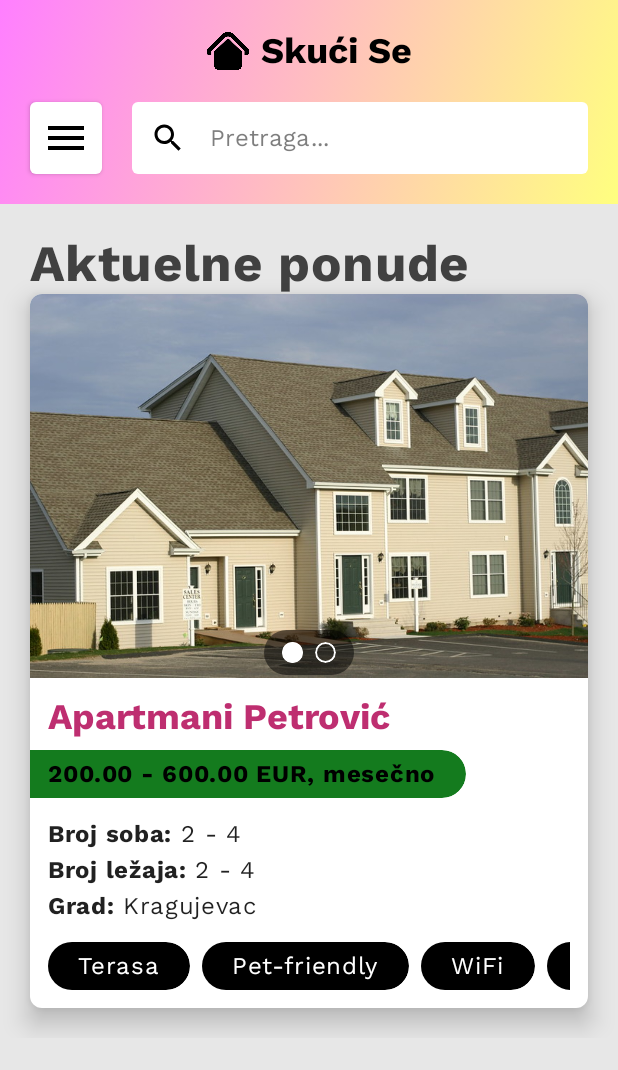
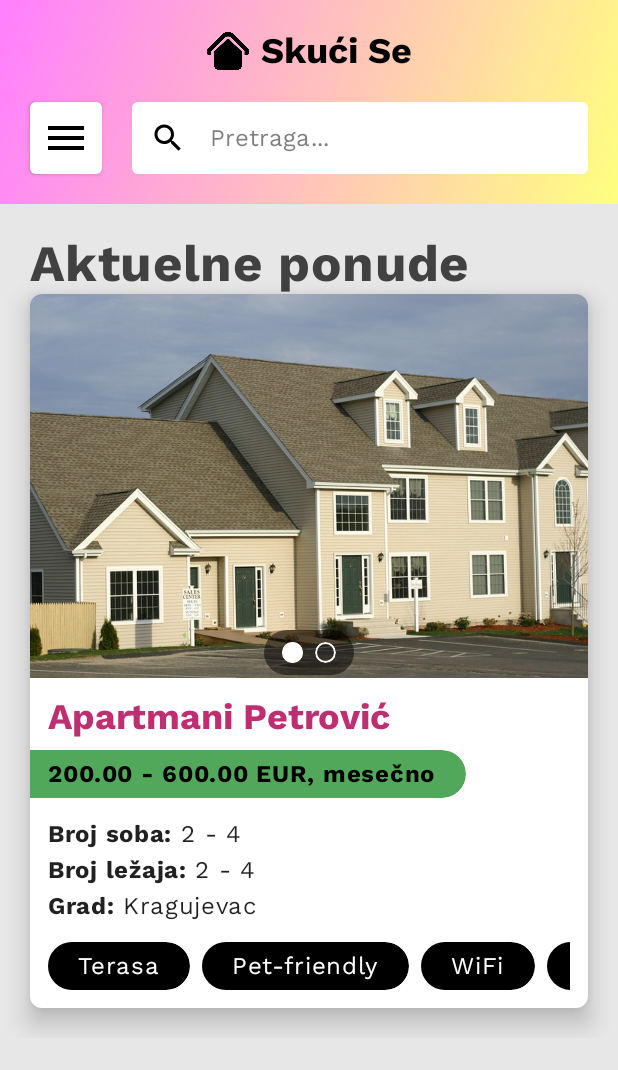
Before and after one commit to dragana98/SkuciSe-App, an Android app built with Jetpack Compose: the HomeScreen screen opened through its navigation route, on a phone screen of 412 x 824 dp. Shown: the top 1070 px of the screen. Run offline under Robolectric (Android 15) with nearby library versions, the phone set to English and light mode, and no system bars.

Commit message:
Izmenjena pozadina cene apartmana

```diff
--- a/src/SkuciSe/app/src/main/java/com/blackbyte/skucise/screens/HomeScreen.kt
+++ b/src/SkuciSe/app/src/main/java/com/blackbyte/skucise/screens/HomeScreen.kt
@@ -32,7 +32,7 @@ import com.blackbyte.skucise.MainActivity
 import com.blackbyte.skucise.components.OutlinedInputField
 import com.blackbyte.skucise.components.Pager
 import com.blackbyte.skucise.data.DrawerEntry
-import com.blackbyte.skucise.ui.theme.Green
+import com.blackbyte.skucise.ui.theme.LightGreen
 import com.blackbyte.skucise.ui.theme.SkuciSeTheme
 import kotlinx.coroutines.launch
 
@@ -231,7 +231,7 @@ fun HomeScreen(
                             Column(
                                 modifier = Modifier
                                     .clip(shape = ribbonShape)
-                                    .background(color = Green, shape = ribbonShape)
+                                    .background(color = LightGreen, shape = ribbonShape)
                             ) {
                                 Text(
                                     "200.00 - 600.00 EUR, mesečno",
--- a/src/SkuciSe/app/src/main/java/com/blackbyte/skucise/ui/theme/Color.kt
+++ b/src/SkuciSe/app/src/main/java/com/blackbyte/skucise/ui/theme/Color.kt
@@ -11,3 +11,4 @@ val DarkGrey = Color(0xFF282828)
 val LightGrey = Color(0xFFE7E7E7)
 val Gold = Color(0xFFE5B300)
 val Green = Color(0xFF147B1E)
+val LightGreen = Color(0xFF51A85A)
```
